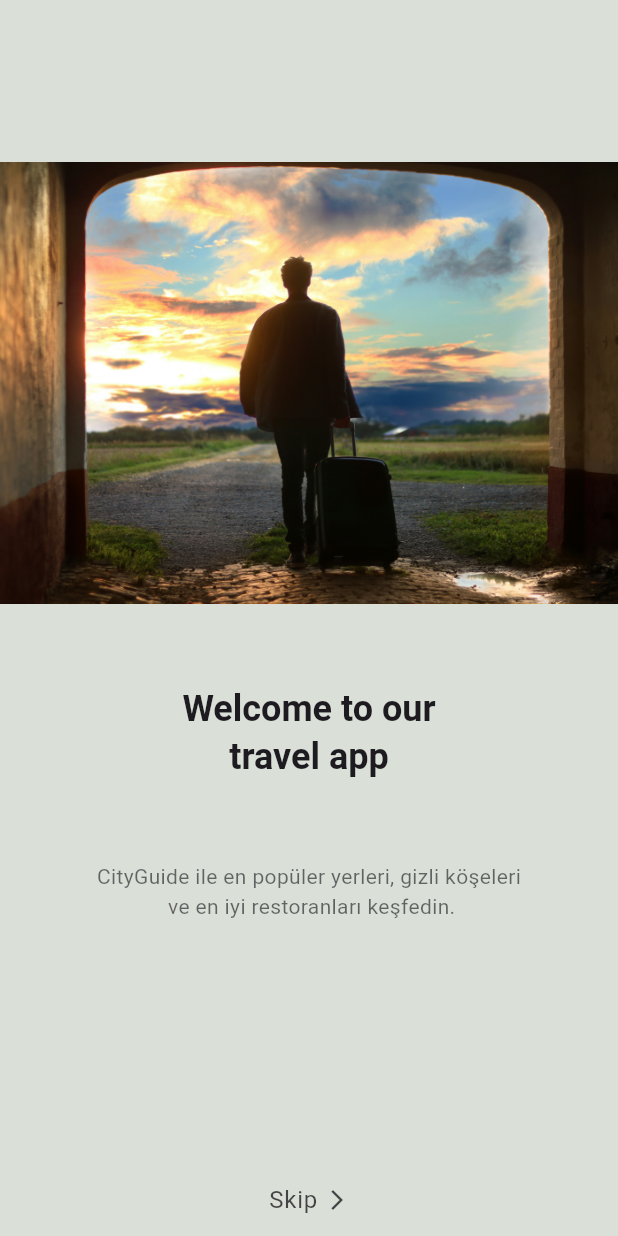
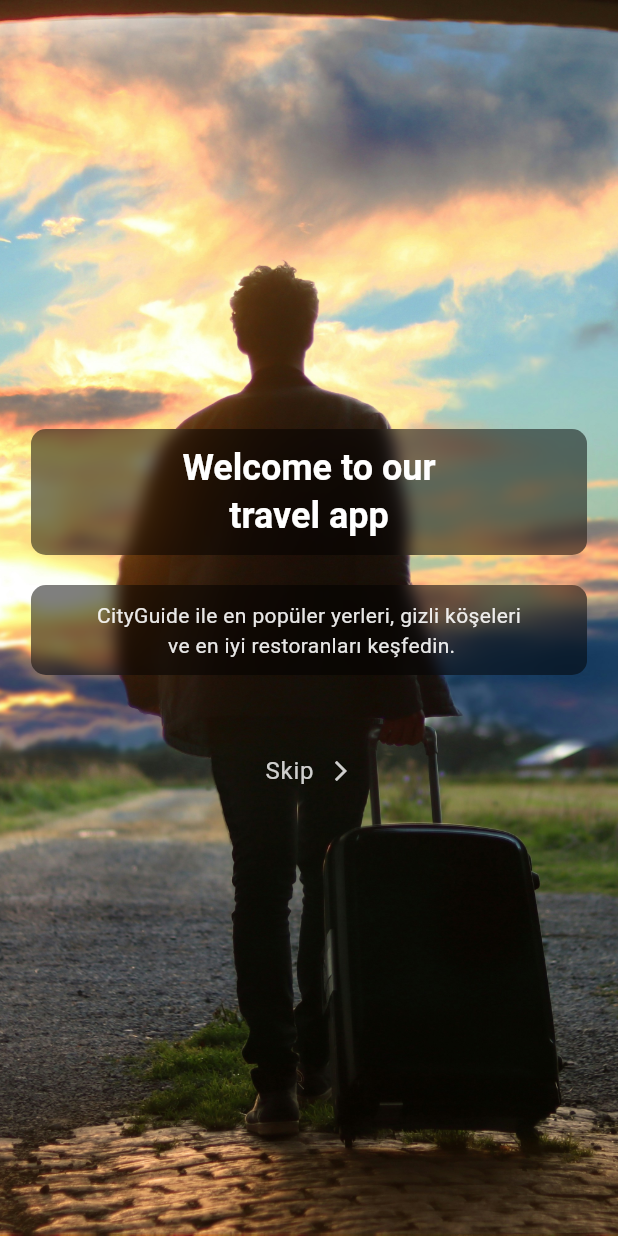
Before and after one commit to Asli-nur-t/CityGuide-Mobile, a Flutter app: the screen it shows after launch, on a phone screen of 412 x 824 dp. Run offline on Flutter 3.47's test engine with Material 3 defaults, Android fonts, the phone set to English and light mode, and no system bars.

Commit message:
welcome page changes

```diff
--- a/lib/screens/welcome/welcome_screen.dart
+++ b/lib/screens/welcome/welcome_screen.dart
@@ -1,6 +1,7 @@
 import '../../constants.dart';
 import '../signinOrSignUp/signin_or_signup_screen.dart';
 import 'package:flutter/material.dart';
+import 'dart:ui'; // For ImageFilter.blur
 
 class WelcomeScreen extends StatelessWidget {
   const WelcomeScreen({super.key});
@@ -8,34 +9,66 @@ class WelcomeScreen extends StatelessWidget {
   @override
   Widget build(BuildContext context) {
     return Scaffold(
-      backgroundColor: kBackgroundColor,
-      body: SafeArea(
+      body: Stack(
+        children: [
+          // Resmi tam ekran olarak ayarla
+          Positioned.fill(
+            child: Image.asset(
+              "assets/images/welcome_image.png",
+              fit: BoxFit.cover, // Ekranı tamamen kaplamasını sağlar
+            ),
+          ),
+          // İçeriği ekle
+          Align(
+            alignment: Alignment.center,
             child: Column(
+              mainAxisAlignment: MainAxisAlignment.center,
+              crossAxisAlignment: CrossAxisAlignment.center,
               children: [
-            const Spacer(flex: 2),
-            Image.asset("assets/images/welcome_image.png"),
-            const Spacer(flex: 1),
-            Text(
-              "Welcome to our  \ntravel app",
+                ClipRRect(
+                  borderRadius: BorderRadius.circular(10),
+                  child: BackdropFilter(
+                    filter: ImageFilter.blur(sigmaX: 5.0, sigmaY: 5.0),
+                    child: Container(
+                      width: MediaQuery.of(context).size.width *
+                          0.9, // Ekranın %90'ını kaplayacak şekilde ayarlandı
+                      padding: const EdgeInsets.symmetric(
+                          horizontal: 20, vertical: 10),
+                      color: Colors.black.withOpacity(0.5),
+                      child: Text(
+                        "Welcome to our \ntravel app",
                         textAlign: TextAlign.center,
-              style: Theme.of(context)
-                  .textTheme
-                  .headlineSmall!
-                  .copyWith(fontWeight: FontWeight.bold),
+                        style:
+                            Theme.of(context).textTheme.headlineSmall!.copyWith(
+                                  fontWeight: FontWeight.bold,
+                                  color: Colors.white,
                                 ),
-            const Spacer(),
-            Text(
+                      ),
+                    ),
+                  ),
+                ),
+                const SizedBox(height: 20), // Boşluk eklemek için
+                ClipRRect(
+                  borderRadius: BorderRadius.circular(10),
+                  child: BackdropFilter(
+                    filter: ImageFilter.blur(sigmaX: 5.0, sigmaY: 5.0),
+                    child: Container(
+                      width: MediaQuery.of(context).size.width *
+                          0.9, // Ekranın %90'ını kaplayacak şekilde ayarlandı
+                      padding: const EdgeInsets.symmetric(
+                          horizontal: 20, vertical: 10),
+                      color: Colors.black.withOpacity(0.5),
+                      child: Text(
                         "CityGuide ile en popüler yerleri, gizli köşeleri \n ve en iyi restoranları keşfedin.",
                         textAlign: TextAlign.center,
                         style: TextStyle(
-                color: Theme.of(context)
-                    .textTheme
-                    .bodyLarge!
-                    .color!
-                    .withOpacity(0.64),
+                          color: Colors.white.withOpacity(0.9),
                         ),
                       ),
-            const Spacer(flex: 3),
+                    ),
+                  ),
+                ),
+                const SizedBox(height: 40),
                 FittedBox(
                   child: TextButton(
                     onPressed: () => Navigator.push(
@@ -45,32 +78,29 @@ class WelcomeScreen extends StatelessWidget {
                       ),
                     ),
                     child: Row(
+                      mainAxisAlignment: MainAxisAlignment.center,
                       children: [
                         Text(
                           "Skip",
-                        style: Theme.of(context).textTheme.bodyLarge!.copyWith(
-                              color: Theme.of(context)
-                                  .textTheme
-                                  .bodyLarge!
-                                  .color!
-                                  .withOpacity(0.8),
+                          style:
+                              Theme.of(context).textTheme.bodyLarge!.copyWith(
+                                    color: Colors.white.withOpacity(0.8),
                                   ),
                         ),
-                      const SizedBox(width: kDefaultPadding / 4),
+                        const SizedBox(width: 10),
                         Icon(
                           Icons.arrow_forward_ios,
                           size: 16,
-                        color: Theme.of(context)
-                            .textTheme
-                            .bodyLarge!
-                            .color!
-                            .withOpacity(0.8),
-                      )
-                    ],
-                  )),
-            )
+                          color: Colors.white.withOpacity(0.8),
+                        ),
                       ],
                     ),
+                  ),
+                ),
+              ],
+            ),
+          ),
+        ],
       ),
     );
   }
```
Lines whose indentation alone changed are shown as unchanged.
